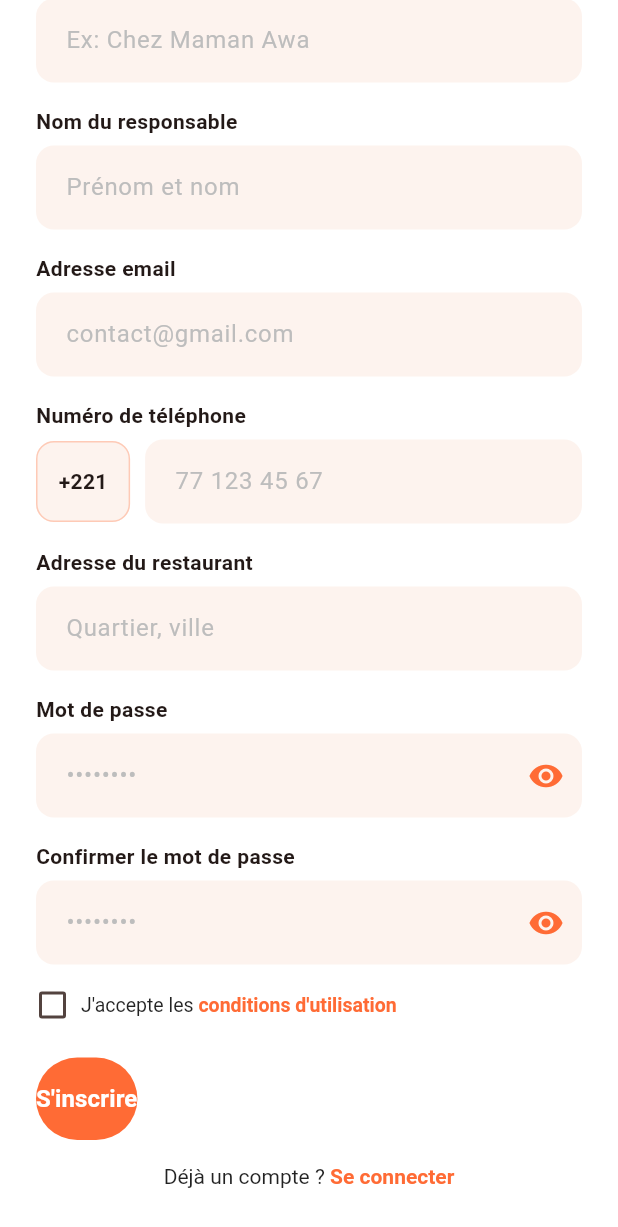
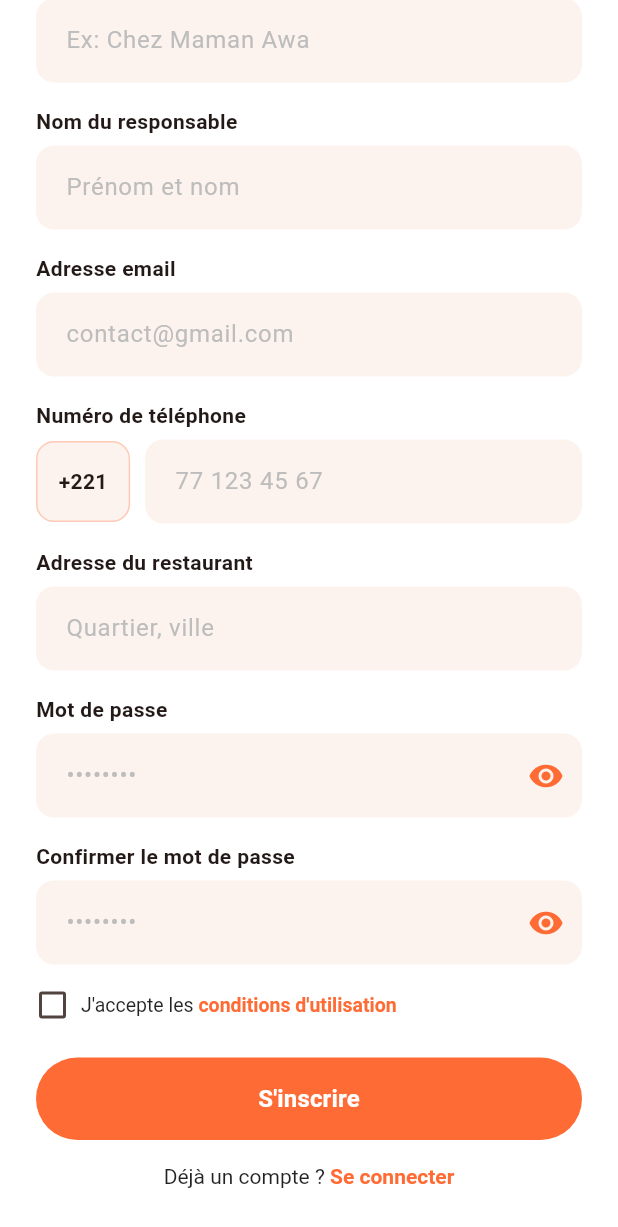
Before and after one commit to Aminata2003/Japale, a Flutter app: the InscriptionRestaurant screen opened directly, scrolled down 253 dp, on a phone screen of 412 x 824 dp. Shown: the top 1227 px of the screen. Run offline on Flutter 3.47's test engine with Material 3 defaults, Android fonts, the phone set to English and light mode, and no system bars; our stand-ins replace image_picker.

Commit message:
ajout de mes autres pages concernant restaurants

```diff
--- a/japale/lib/inscription_restaurant.dart
+++ b/japale/lib/inscription_restaurant.dart
@@ -2,6 +2,8 @@ import 'dart:io';
 import 'package:flutter/material.dart';
 import 'package:image_picker/image_picker.dart';
 import './widgets/connexion.dart'; // adapte le nom du fichier si besoin
+import 'package:flutter/gestures.dart';
+
 
 const Color kOrange = Color(0xFFFF6B35);
 const Color kOrangeLight = Color(0xFFFDF3EE);
@@ -122,7 +124,7 @@ class _InscriptionRestaurantState extends State<InscriptionRestaurant> {
 
     Navigator.pushReplacement(
       context,
-      MaterialPageRoute(builder: (context) => const ConnexionPage()),
+      MaterialPageRoute(builder: (context) => const ConnexionPage(profil: '',)),
     );
   }
 
@@ -426,44 +428,61 @@ class _InscriptionRestaurantState extends State<InscriptionRestaurant> {
   }
 
   Widget _buildBoutonInscription() {
-    return ElevatedButton(
+  return SizedBox(
+    width: double.infinity,
+    height: 55,
+    child: ElevatedButton(
       onPressed: _sInscrire,
       style: ElevatedButton.styleFrom(
         backgroundColor: kOrange,
         foregroundColor: Colors.white,
-        padding: const EdgeInsets.symmetric(vertical: 16),
+        elevation: 0,
         shape: RoundedRectangleBorder(
           borderRadius: BorderRadius.circular(30),
         ),
-        elevation: 0,
       ),
       child: const Text(
         "S'inscrire",
-        style: TextStyle(fontSize: 16, fontWeight: FontWeight.w600),
+        style: TextStyle(
+          fontSize: 16,
+          fontWeight: FontWeight.bold,
+        ),
+      ),
     ),
   );
 }
 
   Widget _buildLienConnexion() {
   return Center(
-      child: GestureDetector(
-        onTap: () {
+    child: RichText(
+      text: TextSpan(
+        style: const TextStyle(
+          color: Colors.black87,
+          fontSize: 14,
+        ),
+        children: [
+          const TextSpan(
+            text: "Déjà un compte ? ",
+          ),
+          TextSpan(
+            text: "Se connecter",
+            style: const TextStyle(
+              color: kOrange,
+              fontWeight: FontWeight.bold,
+            ),
+            recognizer: TapGestureRecognizer()
+              ..onTap = () {
                 Navigator.pushReplacement(
                   context,
-            MaterialPageRoute(builder: (context) => const ConnexionPage()),
+                  MaterialPageRoute(
+                    builder: (_) => const ConnexionPage(
+                      profil: "etudiant",
+                    ),
+                  ),
                 );
               },
-        child: RichText(
-          text: const TextSpan(
-            style: TextStyle(color: Colors.black87, fontSize: 14),
-            children: [
-              TextSpan(text: 'Déjà un compte ? '),
-              TextSpan(
-                text: 'Se connecter',
-                style: TextStyle(color: kOrange, fontWeight: FontWeight.w600),
           ),
         ],
-          ),
       ),
     ),
   );
--- a/japale/lib/main.dart
+++ b/japale/lib/main.dart
@@ -2,6 +2,8 @@ import 'package:flutter/material.dart';
 import 'gestion_menu.dart';
 import 'package:japale/welcomPage.dart';
 import 'tableau_bord_restaurant.dart';
+import 'inscription_etudiant.dart';
+import 'inscription_restaurant.dart';
 
 void main() {
   runApp(const MyApp());
@@ -22,7 +24,7 @@ class MyApp extends StatelessWidget {
       ),
 
       // Change cette ligne pour tester une page
-      home: const TableauBordRestaurant(),
+      home: const InscriptionRestaurant(),
     );
   }
 }
--- a/japale/lib/profil_restaurant.dart
+++ b/japale/lib/profil_restaurant.dart
@@ -176,7 +176,7 @@ class ProfilRestaurant extends StatelessWidget {
             onTap: () {
               Navigator.pushAndRemoveUntil(
                 context,
-                MaterialPageRoute(builder: (context) => const ConnexionPage()),
+                MaterialPageRoute(builder: (context) => const ConnexionPage(profil: '',)),
                 (route) => false,
               );
             },
--- a/japale/lib/routes.dart
+++ b/japale/lib/routes.dart
@@ -45,7 +45,7 @@ class AppRoutes {
   static Map<String, WidgetBuilder> get routes {
     return {
       choixProfil: (context) => const ChoixProfilPage(),
-      connexion: (context) => const ConnexionPage(),
+      connexion: (context) => const ConnexionPage(profil: '',),
       inscriptionEtudiant: (context) => const InscriptionEtudiant(),
       inscriptionLivreur: (context) => const InscriptionLivreur(),
       // inscriptionRestaurant: (context) => const InscriptionRestaurant(),
--- a/japale/lib/widgets/connexion.dart
+++ b/japale/lib/widgets/connexion.dart
@@ -6,7 +6,7 @@ import 'package:japale/widgets/japale_logo.dart';
 
 
 class ConnexionPage extends StatefulWidget {
-  const ConnexionPage({super.key});
+  const ConnexionPage({super.key, required String profil});
 
   @override
   State<ConnexionPage> createState() => _ConnexionPageState();
```
Also changed, not shown: japale/lib/inscription_etudiant.dart (+37 -11 lines), japale/lib/restaurant_bottom_nav.dart (+57 -63 lines). Lines whose indentation alone changed are shown as unchanged.
